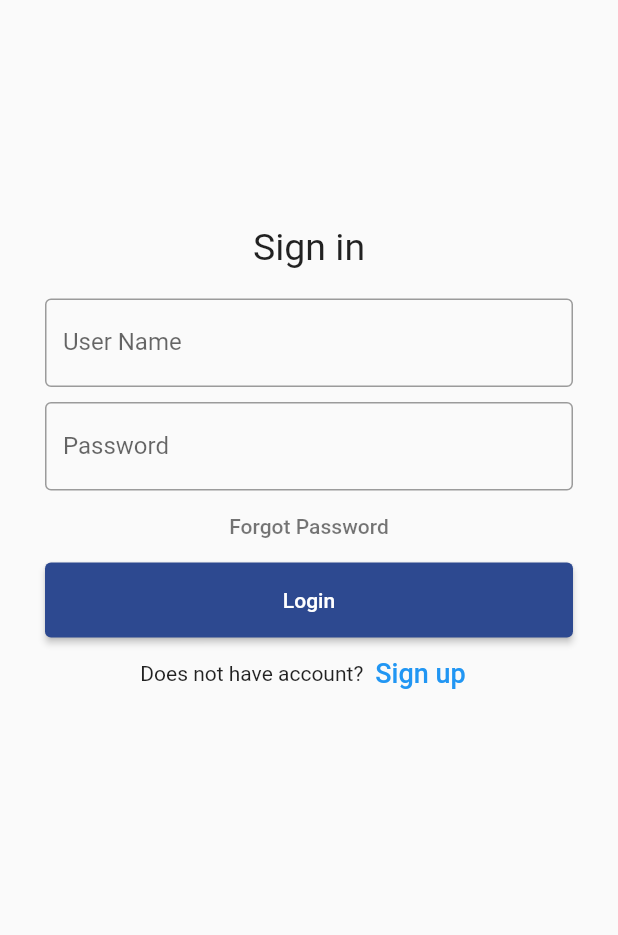
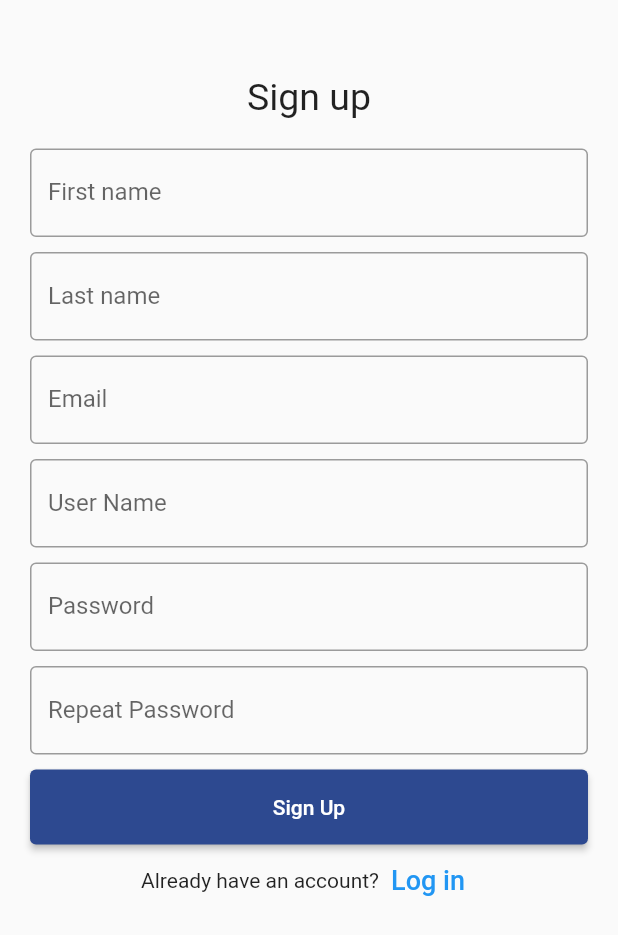
Before and after one commit to quinton2k/english-learning-for-children, a Flutter app: the screen it shows after launch, on a phone screen of 412 x 824 dp. Shown: the top 935 px of the screen. Run offline on Flutter 3.47's test engine with Material 2 defaults, Android fonts, the phone set to English and light mode, and no system bars.

Commit message:
sign up page UI

```diff
--- a/lib/login.dart
+++ b/lib/login.dart
@@ -34,7 +34,7 @@ class _LoginState extends State<Login> {
             child: TextField(
               controller: usernameController,
               decoration: const InputDecoration(
-                border: OutlineInputBorder(),
+                border:  OutlineInputBorder(),
                 labelText: 'User Name',
               ),
             ),
@@ -45,7 +45,7 @@ class _LoginState extends State<Login> {
               obscureText: true,
               controller: passwordController,
               decoration: const InputDecoration(
-                border: OutlineInputBorder(),
+                border:  OutlineInputBorder(),
                 labelText: 'Password',
               ),
             ),
--- a/lib/main.dart
+++ b/lib/main.dart
@@ -1,12 +1,13 @@
 import 'package:flutter/material.dart';
 import 'package:learning_english/login.dart';
+import 'package:learning_english/signup.dart';
 
 void main() {
   return runApp(
     const MaterialApp(
       debugShowCheckedModeBanner: false,
       home: Scaffold(
-        body: Login(),
+        body: SignUp(),
       ),
     ),
   );
--- /dev/null
+++ b/lib/signup.dart
@@ -0,0 +1,126 @@
+import 'package:flutter/material.dart';
+
+class SignUp extends StatefulWidget {
+  const SignUp({Key? key}) : super(key: key);
+
+  @override
+  State<SignUp> createState() => _SignUpState();
+}
+
+class _SignUpState extends State<SignUp> {
+  TextEditingController firstNameController = TextEditingController();
+  TextEditingController lastNameController = TextEditingController();
+  TextEditingController emailController = TextEditingController();
+  TextEditingController usernameController = TextEditingController();
+  TextEditingController passwordController = TextEditingController();
+  TextEditingController repasswordController = TextEditingController();
+  @override
+  Widget build(BuildContext context) {
+    return Padding(
+      padding: const EdgeInsets.fromLTRB(10.0, 40.0, 10.0, 0.0),
+      child: ListView(
+        children: [
+          Container(
+            alignment: Alignment.center,
+            padding: const EdgeInsets.all(10.0),
+            child: const Text(
+              'Sign up',
+              style: TextStyle(fontSize: 25.0),
+            ),
+          ),
+          Container(
+            padding: const EdgeInsets.all(10.0),
+            child: TextField(
+              controller: firstNameController,
+              decoration: const InputDecoration(
+                border: OutlineInputBorder(),
+                labelText: 'First name',
+              ),
+            ),
+          ),
+          Container(
+            padding: const EdgeInsets.fromLTRB(10.0, 0.0, 10.0, 10.0),
+            child: TextField(
+              obscureText: true,
+              controller: lastNameController,
+              decoration: const InputDecoration(
+                border: OutlineInputBorder(),
+                labelText: 'Last name',
+              ),
+            ),
+          ),
+          Container(
+            padding: const EdgeInsets.fromLTRB(10.0, 0.0, 10.0, 10.0),
+            child: TextField(
+              controller: emailController,
+              decoration: const InputDecoration(
+                border: OutlineInputBorder(),
+                labelText: 'Email',
+              ),
+            ),
+          ),
+          Container(
+            padding: const EdgeInsets.fromLTRB(10.0, 0.0, 10.0, 10.0),
+            child: TextField(
+              controller: usernameController,
+              decoration: const InputDecoration(
+                border: OutlineInputBorder(),
+                labelText: 'User Name',
+              ),
+            ),
+          ),
+          Container(
+            padding: const EdgeInsets.fromLTRB(10.0, 0.0, 10.0, 0.0),
+            child: TextField(
+              obscureText: true,
+              controller: passwordController,
+              decoration: const InputDecoration(
+                border: OutlineInputBorder(),
+                labelText: 'Password',
+              ),
+            ),
+          ),
+          Container(
+            padding: const EdgeInsets.fromLTRB(10.0, 10.0, 10.0, 0.0),
+            child: TextField(
+              obscureText: true,
+              controller: repasswordController,
+              decoration: const InputDecoration(
+                border: OutlineInputBorder(),
+                labelText: 'Repeat Password',
+              ),
+            ),
+          ),
+          Container(
+            height: 60,
+            padding: const EdgeInsets.fromLTRB(10.0, 10.0, 10.0, 0.0),
+            child: ElevatedButton(
+              onPressed: () {
+                print("Pressed Sign Up button");
+              },
+              style: ElevatedButton.styleFrom(
+                primary: const Color(0xff2D4990),
+              ),
+              child: const Text('Sign Up'),
+            ),
+          ),
+          Row(
+            mainAxisAlignment: MainAxisAlignment.center,
+            children: [
+              const Text('Already have an account?'),
+              TextButton(
+                onPressed: () {
+                  print('Di toi trang log in');
+                },
+                child: const Text(
+                  'Log in',
+                  style: TextStyle(fontSize: 18),
+                ),
+              ),
+            ],
+          ),
+        ],
+      ),
+    );
+  }
+}
```
